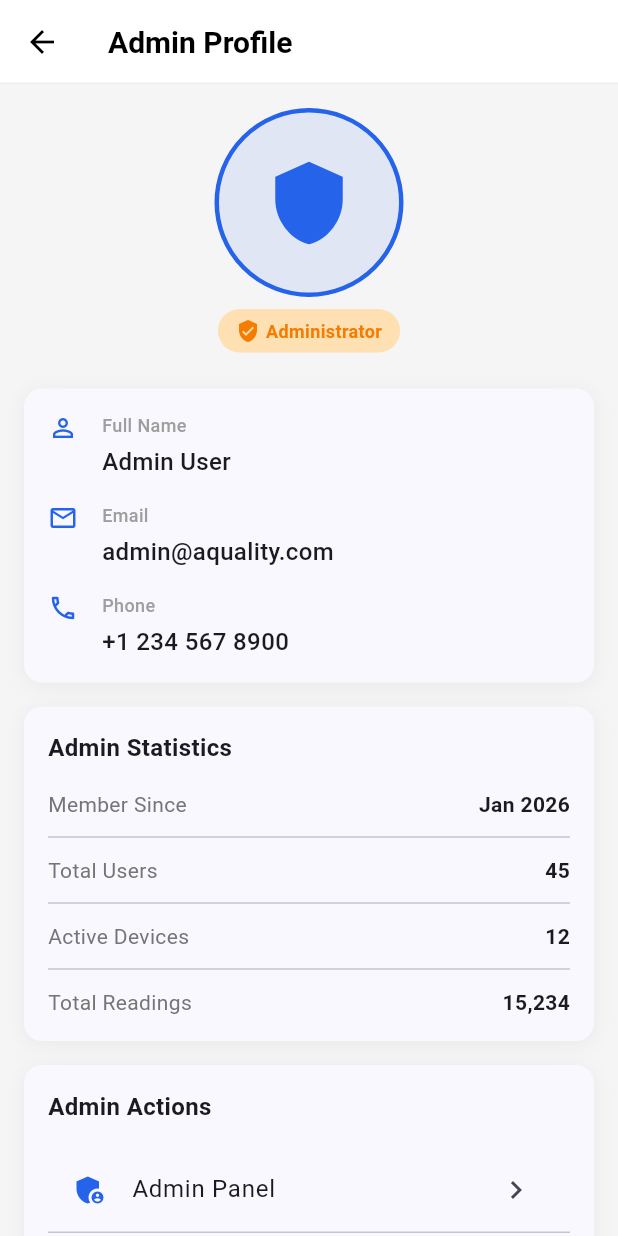
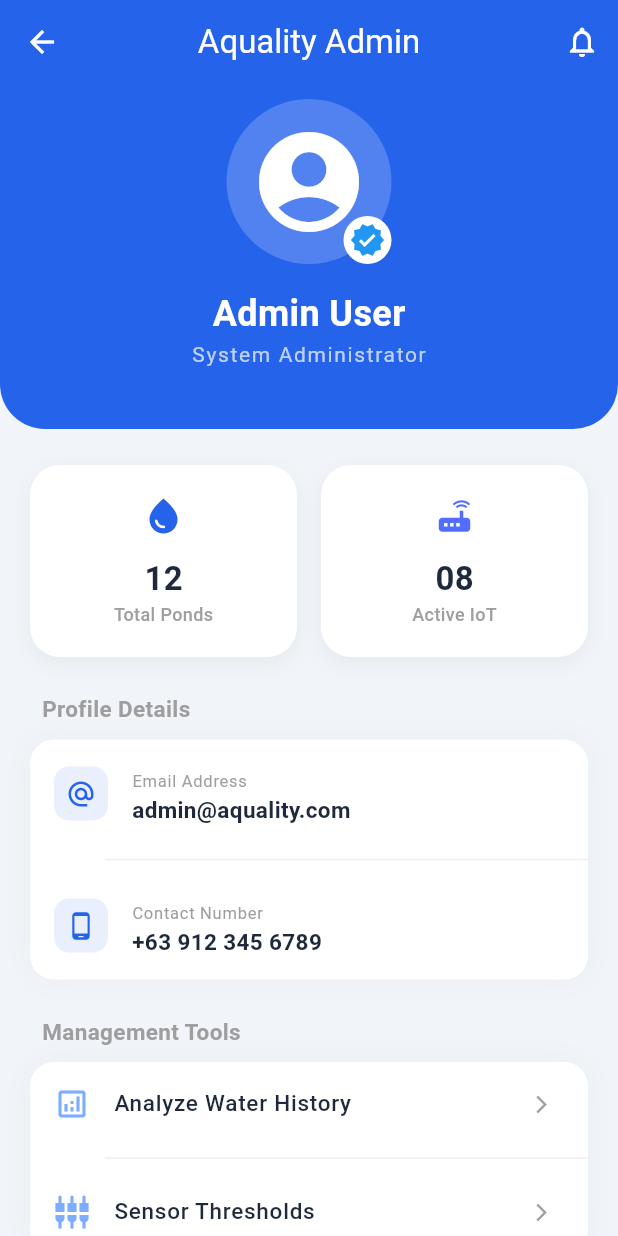
Before and after one commit to GeraldElliRamos/Aquality-Arduino-based-water-quality-monitoring, a Flutter app: the AdminUserView screen opened by its route, on a phone screen of 412 x 824 dp. Run offline on Flutter 3.47's test engine with Material 3 defaults, Android fonts, the phone set to English and light mode, and no system bars; our stand-ins replace cloud_firestore, csv, firebase_auth, firebase_core, fl_chart, flutter_local_notifications and 1 more; accounts and stored records are empty.

Commit message:
updated admin profile and settings ui

```diff
--- a/aquality_arduino_based_water_quality_monitoring/lib/pages/admin_user.dart
+++ b/aquality_arduino_based_water_quality_monitoring/lib/pages/admin_user.dart
@@ -12,7 +12,7 @@ class AdminUserView extends StatefulWidget {
 class _AdminUserViewState extends State<AdminUserView> {
   final _nameController = TextEditingController(text: 'Admin User');
   final _emailController = TextEditingController(text: 'admin@aquality.com');
-  final _phoneController = TextEditingController(text: '+1 234 567 8900');
+  final _phoneController = TextEditingController(text: '+63 912 345 6789');
 
   @override
   void dispose() {
@@ -25,269 +25,197 @@ class _AdminUserViewState extends State<AdminUserView> {
   @override
   Widget build(BuildContext context) {
     final isDark = Theme.of(context).brightness == Brightness.dark;
-    final textColor = isDark ? Colors.white : Colors.black;
+
+    const primaryBlue = Color(0xFF2563EB);
+    // Dynamic colors for dark mode support
+    final cardBgColor = isDark ? const Color(0xFF1E293B) : Colors.white;
+    final subTextColor = isDark ? Colors.blueGrey.shade200 : Colors.grey;
+    final mainTextColor = isDark ? Colors.white : const Color(0xFF1E293B);
 
     return Scaffold(
+      backgroundColor: isDark ? const Color(0xFF0F172A) : const Color(0xFFF1F5F9),
       appBar: AppBar(
-        title: const Text('Admin Profile'),
-        titleTextStyle: TextStyle(
-          color: textColor,
-          fontSize: 20,
-          fontWeight: FontWeight.bold,
+        title: const Text('Aquality Admin'),
+        centerTitle: true,
+        backgroundColor: primaryBlue,
+        foregroundColor: Colors.white,
+        elevation: 0,
+        actions: [
+          IconButton(
+            icon: const Icon(Icons.notifications_none),
+            onPressed: () {},
+          )
+        ],
       ),
-        backgroundColor: isDark ? const Color(0xFF1E293B) : Colors.white,
-        elevation: 0,
-        leading: BackButton(color: textColor),
-        centerTitle: false,
-        shape: Border(
-          bottom: BorderSide(
-            color: isDark ? Colors.grey.shade800 : Colors.grey.shade200,
-            width: 1,
+      body: SingleChildScrollView(
+        child: Column(
+          children: [
+            Container(
+              width: double.infinity,
+              decoration: const BoxDecoration(
+                color: primaryBlue,
+                borderRadius: BorderRadius.only(
+                  bottomLeft: Radius.circular(30),
+                  bottomRight: Radius.circular(30),
                 ),
               ),
+              padding: const EdgeInsets.fromLTRB(20, 10, 20, 40),
+              child: Column(
+                children: [
+                  Stack(
+                    alignment: Alignment.bottomRight,
+                    children: [
+                      CircleAvatar(
+                        radius: 55,
+                        backgroundColor: Colors.white.withOpacity(0.2),
+                        child: const Icon(Icons.account_circle, size: 80, color: Colors.white),
                       ),
-      body: SingleChildScrollView(
-        padding: const EdgeInsets.all(16.0),
-        child: Column(
-          crossAxisAlignment: CrossAxisAlignment.stretch,
-          children: [
-            Center(
-              child: Stack(
-                children: [
                       Container(
-                    decoration: BoxDecoration(
-                      shape: BoxShape.circle,
-                      border: Border.all(color: const Color(0xFF2563EB), width: 3),
+                        padding: const EdgeInsets.all(4),
+                        decoration: const BoxDecoration(color: Colors.white, shape: BoxShape.circle),
+                        child: const Icon(Icons.verified, color: Colors.blue, size: 24),
                       ),
-                    child: CircleAvatar(
-                      radius: 60,
-                      backgroundColor: const Color(0xFF2563EB).withOpacity(0.1),
-                      child: const Icon(Icons.shield, size: 60, color: Color(0xFF2563EB)),
+                    ],
                   ),
+                  const SizedBox(height: 16),
+                  Text(
+                    _nameController.text,
+                    style: const TextStyle(color: Colors.white, fontSize: 24, fontWeight: FontWeight.bold),
+                  ),
+                  const Text(
+                    'System Administrator',
+                    style: TextStyle(color: Colors.white70, fontSize: 14, letterSpacing: 1.1),
                   ),
                 ],
               ),
             ),
-            const SizedBox(height: 8),
-            Center(
-              child: Container(
-                padding: const EdgeInsets.symmetric(horizontal: 12, vertical: 6),
-                decoration: BoxDecoration(
-                  color: Colors.orange.shade100,
-                  borderRadius: BorderRadius.circular(20),
-                ),
-                child: Row(
-                  mainAxisSize: MainAxisSize.min,
+
+            Padding(
+              padding: const EdgeInsets.symmetric(horizontal: 20, vertical: 24),
+              child: Column(
                 children: [
-                    Icon(Icons.verified_user, size: 16, color: Colors.orange.shade700),
-                    const SizedBox(width: 4),
-                    Text(
-                      'Administrator',
-                      style: TextStyle(
-                        fontSize: 12,
-                        fontWeight: FontWeight.bold,
-                        color: Colors.orange.shade700,
-                      ),
-                    ),
-                  ],
-                ),
-              ),
-            ),
-            const SizedBox(height: 24),
-            _buildInfoCard(
+                  Row(
                     children: [
-                _buildPlainText(
-                  label: 'Full Name',
-                  value: _nameController.text,
-                  icon: Icons.person_outline,
-                ),
-                const SizedBox(height: 16),
-                _buildPlainText(
-                  label: 'Email',
-                  value: _emailController.text,
-                  icon: Icons.email_outlined,
-                ),
-                const SizedBox(height: 16),
-                _buildPlainText(
-                  label: 'Phone',
-                  value: _phoneController.text,
-                  icon: Icons.phone_outlined,
-                ),
-              ],
-            ),
-            const SizedBox(height: 16),
-            _buildInfoCard(
-              title: 'Admin Statistics',
-              children: [
-                _buildStatRow('Member Since', 'Jan 2026'),
-                const Divider(height: 24),
-                _buildStatRow('Total Users', '45'),
-                const Divider(height: 24),
-                _buildStatRow('Active Devices', '12'),
-                const Divider(height: 24),
-                _buildStatRow('Total Readings', '15,234'),
-              ],
-            ),
-            const SizedBox(height: 16),
-            _buildInfoCard(
-              title: 'Admin Actions',
-              children: [
-                ListTile(
-                  leading: const Icon(Icons.admin_panel_settings, color: Color(0xFF2563EB)),
-                  title: const Text('Admin Panel'),
-                  trailing: const Icon(Icons.chevron_right),
-                  onTap: () {
-                    Navigator.of(context).pushNamed('/admin');
-                  },
-                ),
-                const Divider(height: 1),
-                ListTile(
-                  leading: const Icon(Icons.edit_outlined, color: Color(0xFF2563EB)),
-                  title: const Text('Edit Profile'),
-                  trailing: const Icon(Icons.chevron_right),
-                  onTap: () {
-                    Navigator.of(context).push(
-                      MaterialPageRoute(
-                        builder: (_) => EditAdminProfileView(
-                          initialName: _nameController.text,
-                          initialEmail: _emailController.text,
-                          initialPhone: _phoneController.text,
-                          onSave: (name, email, phone) {
-                            setState(() {
-                              _nameController.text = name;
-                              _emailController.text = email;
-                              _phoneController.text = phone;
-                            });
-                          },
-                        ),
-                      ),
-                    );
-                  },
-                ),
-                const Divider(height: 1),
-                ListTile(
-                  leading: const Icon(Icons.lock_outline, color: Color(0xFF2563EB)),
-                  title: const Text('Change Password'),
-                  trailing: const Icon(Icons.chevron_right),
-                  onTap: () {
-                    ScaffoldMessenger.of(context).showSnackBar(
-                      const SnackBar(content: Text('Password change coming soon')),
-                    );
-                  },
-                ),
+                      _buildBlueStat('Total Ponds', '12', Icons.water_drop, primaryBlue, cardBgColor, mainTextColor),
+                      const SizedBox(width: 16),
+                      _buildBlueStat('Active IoT', '08', Icons.router, Colors.indigoAccent, cardBgColor, mainTextColor),
                     ],
                   ),
                   const SizedBox(height: 24),
-            ElevatedButton.icon(
+
+                  _buildBlueSectionHeader('Profile Details', subTextColor),
+                  _buildBlueCard(
+                    bgColor: cardBgColor,
+                    children: [
+                      _buildBlueTile(Icons.alternate_email, 'Email Address', _emailController.text, primaryBlue, subTextColor, mainTextColor),
+                      Divider(indent: 50, color: isDark ? Colors.white10 : Colors.grey.shade200),
+                      _buildBlueTile(Icons.phone_android, 'Contact Number', _phoneController.text, primaryBlue, subTextColor, mainTextColor),
+                    ],
+                  ),
+
+                  const SizedBox(height: 24),
+
+                  _buildBlueSectionHeader('Management Tools', subTextColor),
+                  _buildBlueCard(
+                    bgColor: cardBgColor,
+                    children: [
+                      _buildBlueAction(context, Icons.analytics_outlined, 'Analyze Water History', '/history', mainTextColor),
+                      Divider(indent: 50, color: isDark ? Colors.white10 : Colors.grey.shade200),
+                      _buildBlueAction(context, Icons.settings_input_component, 'Sensor Thresholds', '/thresholds', mainTextColor),
+                    ],
+                  ),
+
+                  const SizedBox(height: 32),
+
+                  SizedBox(
+                    width: double.infinity,
+                    height: 55,
+                    child: ElevatedButton.icon(
                       onPressed: () {
-                // Fully sign out admin and return to login
                         AuthService.logout();
                         Navigator.of(context).pushReplacementNamed('/login');
                       },
                       icon: const Icon(Icons.logout),
-              label: const Text('Logout'),
+                      label: const Text('LOGOUT SYSTEM'),
                       style: ElevatedButton.styleFrom(
-                backgroundColor: Colors.red,
-                foregroundColor: Colors.white,
-                padding: const EdgeInsets.symmetric(vertical: 14),
+                        backgroundColor: cardBgColor, // Changes to dark blue in night mode
+                        foregroundColor: Colors.redAccent,
+                        elevation: 0,
+                        side: const BorderSide(color: Colors.redAccent, width: 1.5),
+                        shape: RoundedRectangleBorder(borderRadius: BorderRadius.circular(12)),
                       ),
                     ),
-            const SizedBox(height: 32),
+                  ),
+                  const SizedBox(height: 40),
+                ],
+              ),
+            ),
           ],
         ),
       ),
     );
   }
 
-  Widget _buildInfoCard({String? title, required List<Widget> children}) {
-    return Container(
-      decoration: BoxDecoration(
-        color: Theme.of(context).cardColor,
-        borderRadius: BorderRadius.circular(12),
-        boxShadow: [
-          BoxShadow(
-            color: Colors.black.withOpacity(0.05),
-            blurRadius: 10,
-            offset: const Offset(0, 2),
-          ),
-        ],
-      ),
-      padding: const EdgeInsets.all(16),
-      child: Column(
-        crossAxisAlignment: CrossAxisAlignment.stretch,
-        children: [
-          if (title != null) ...[
-            Text(
-              title,
-              style: const TextStyle(
-                fontSize: 16,
-                fontWeight: FontWeight.bold,
-              ),
-            ),
-            const SizedBox(height: 16),
-          ],
-          ...children,
-        ],
+  Widget _buildBlueSectionHeader(String title, Color textColor) {
+    return Align(
+      alignment: Alignment.centerLeft,
+      child: Padding(
+        padding: const EdgeInsets.only(left: 8, bottom: 10),
+        child: Text(title, style: TextStyle(fontSize: 15, fontWeight: FontWeight.w600, color: textColor)),
       ),
     );
   }
 
-  Widget _buildPlainText({
-    required String label,
-    required String value,
-    required IconData icon,
-  }) {
-    return Row(
-      crossAxisAlignment: CrossAxisAlignment.start,
+  Widget _buildBlueStat(String label, String value, IconData icon, Color color, Color bgColor, Color textColor) {
+    return Expanded(
+      child: Container(
+        padding: const EdgeInsets.all(20),
+        decoration: BoxDecoration(
+          color: bgColor,
+          borderRadius: BorderRadius.circular(20),
+          boxShadow: [BoxShadow(color: Colors.black.withOpacity(0.05), blurRadius: 10, offset: const Offset(0, 4))],
+        ),
+        child: Column(
           children: [
-        Icon(icon, color: const Color(0xFF2563EB), size: 20),
-        const SizedBox(width: 16),
-        Expanded(
-          child: Column(
-            crossAxisAlignment: CrossAxisAlignment.start,
-            children: [
-              Text(
-                label,
-                style: const TextStyle(
-                  fontSize: 12,
-                  color: Colors.grey,
-                  fontWeight: FontWeight.w500,
-                ),
-              ),
-              const SizedBox(height: 4),
-              Text(
-                value,
-                style: const TextStyle(
-                  fontSize: 16,
-                  fontWeight: FontWeight.w500,
-                ),
-              ),
+            Icon(icon, color: color, size: 28),
+            const SizedBox(height: 12),
+            Text(value, style: TextStyle(fontSize: 22, fontWeight: FontWeight.bold, color: textColor)),
+            Text(label, style: const TextStyle(fontSize: 12, color: Colors.grey, fontWeight: FontWeight.w500)),
           ],
         ),
       ),
-      ],
     );
   }
 
-  Widget _buildStatRow(String label, String value) {
-    return Row(
-      mainAxisAlignment: MainAxisAlignment.spaceBetween,
-      children: [
-        Text(
-          label,
-          style: TextStyle(
-            fontSize: 14,
-            color: Colors.grey.shade600,
+  Widget _buildBlueCard({required List<Widget> children, required Color bgColor}) {
+    return Container(
+      decoration: BoxDecoration(
+        color: bgColor,
+        borderRadius: BorderRadius.circular(16),
+        boxShadow: [BoxShadow(color: Colors.black.withOpacity(0.03), blurRadius: 15)],
       ),
+      child: Column(children: children),
+    );
+  }
+
+  Widget _buildBlueTile(IconData icon, String label, String value, Color color, Color labelColor, Color valColor) {
+    return ListTile(
+      leading: Container(
+        padding: const EdgeInsets.all(8),
+        decoration: BoxDecoration(color: color.withOpacity(0.1), borderRadius: BorderRadius.circular(10)),
+        child: Icon(icon, color: color, size: 20),
       ),
-        Text(
-          value,
-          style: const TextStyle(
-            fontSize: 14,
-            fontWeight: FontWeight.bold,
-          ),
-        ),
-      ],
+      title: Text(label, style: TextStyle(fontSize: 11, color: labelColor)),
+      subtitle: Text(value, style: TextStyle(fontSize: 15, fontWeight: FontWeight.w600, color: valColor)),
+    );
+  }
+
+  Widget _buildBlueAction(BuildContext context, IconData icon, String title, String route, Color textColor) {
+    return ListTile(
+      leading: Icon(icon, color: Colors.blueAccent.withOpacity(0.7)),
+      title: Text(title, style: TextStyle(fontSize: 15, fontWeight: FontWeight.w500, color: textColor)),
+      trailing: const Icon(Icons.arrow_forward_ios, size: 14, color: Colors.grey),
+      onTap: () => Navigator.of(context).pushNamed(route),
     );
   }
 }
```
Also changed, not shown: aquality_arduino_based_water_quality_monitoring/lib/pages/settings.dart (+128 -80 lines). Lines whose indentation alone changed are shown as unchanged.
